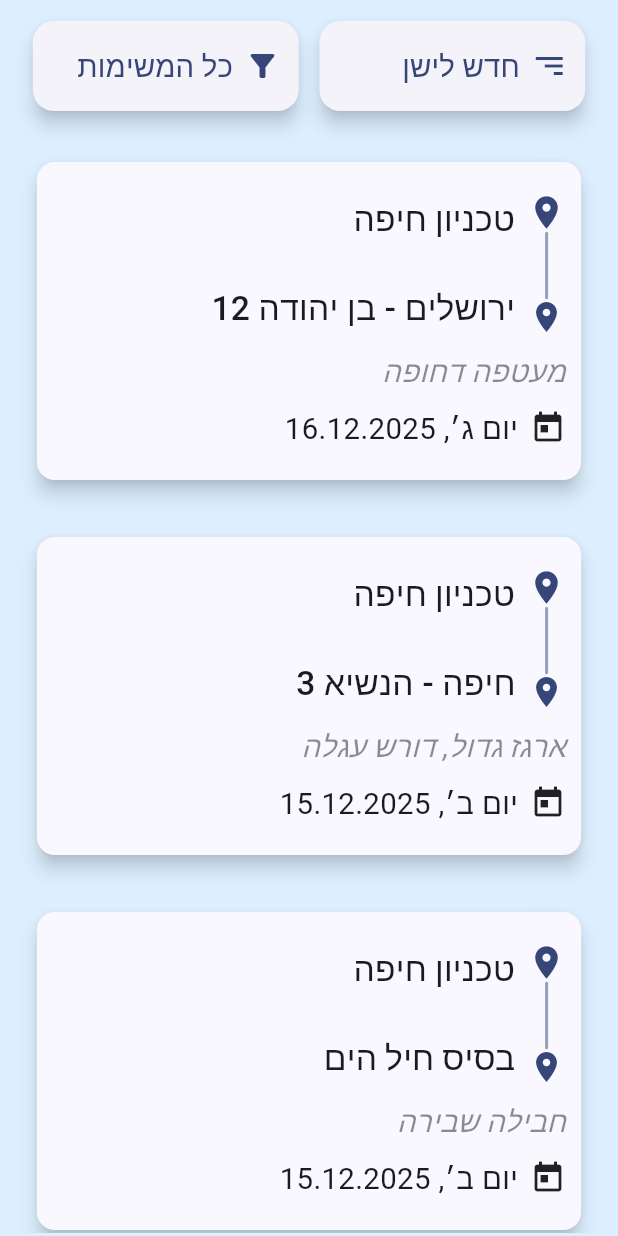
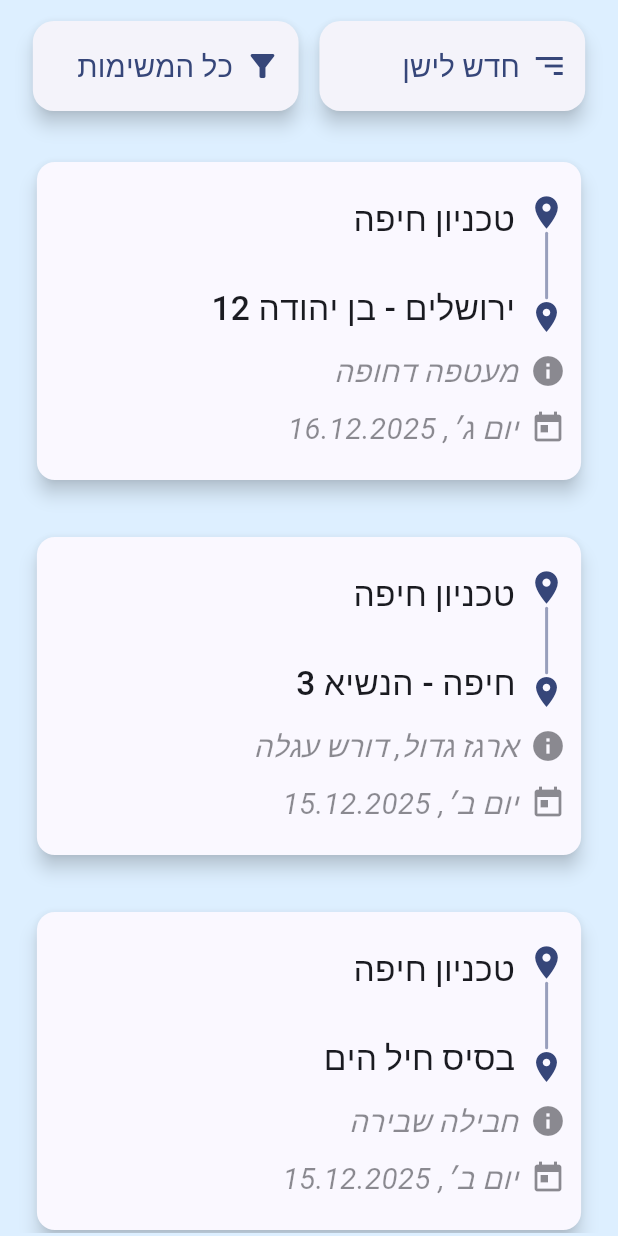
Before and after one commit to anatGindin/yearlyProject, a Flutter app: the ActiveMissionsBody screen opened directly, on a phone screen of 412 x 824 dp. Run offline on Flutter 3.47's test engine with Material 3 defaults, Android fonts, the phone set to English and light mode, and no system bars; our stand-ins replace firebase_auth, firebase_core, firebase_database, flutter_map, geolocator, latlong2 and 1 more; missing offline and left inert: mockito; accounts and stored records are empty; network calls fail.

Commit message:
added icon for mission info, changed opacity of date

```diff
--- a/Frontend/hamal_transport_app/lib/Views/Widgets/mission_card.dart
+++ b/Frontend/hamal_transport_app/lib/Views/Widgets/mission_card.dart
@@ -25,8 +25,18 @@ class MissionCard extends StatelessWidget {
         children: [
           SourceDestination(mission: mission),
           const SizedBox(height: 8),
+          Row(
+            children: [
+              Icon(
+                Icons.info,
+                color: Theme.of(
+                  context,
+                ).textTheme.bodyMedium!.color!.withValues(alpha: 0.5),
+              ),
+              const SizedBox(width: 8),
               Text(
                 mission.description,
+                softWrap: true,
                 style: Theme.of(context).textTheme.bodyMedium!.copyWith(
                   fontStyle: FontStyle.italic,
                   color: Theme.of(
@@ -34,12 +44,27 @@ class MissionCard extends StatelessWidget {
                   ).textTheme.bodyMedium!.color!.withValues(alpha: 0.5),
                 ),
               ),
+            ],
+          ),
           const SizedBox(height: 8),
           Row(
             children: [
-              const Icon(Icons.today),
+              Icon(
+                Icons.today,
+                color: Theme.of(
+                  context,
+                ).textTheme.bodyMedium!.color!.withValues(alpha: 0.5),
+              ),
               const SizedBox(width: 8),
-              Text(DateFormat.yMEd(l10n.localeName).format(mission.time)),
+              Text(
+                DateFormat.yMEd(l10n.localeName).format(mission.time),
+                style: Theme.of(context).textTheme.bodyMedium!.copyWith(
+                  fontStyle: FontStyle.italic,
+                  color: Theme.of(
+                    context,
+                  ).textTheme.bodyMedium!.color!.withValues(alpha: 0.5),
+                ),
+              ),
             ],
           ),
         ],
```
Lines whose indentation alone changed are shown as unchanged.
